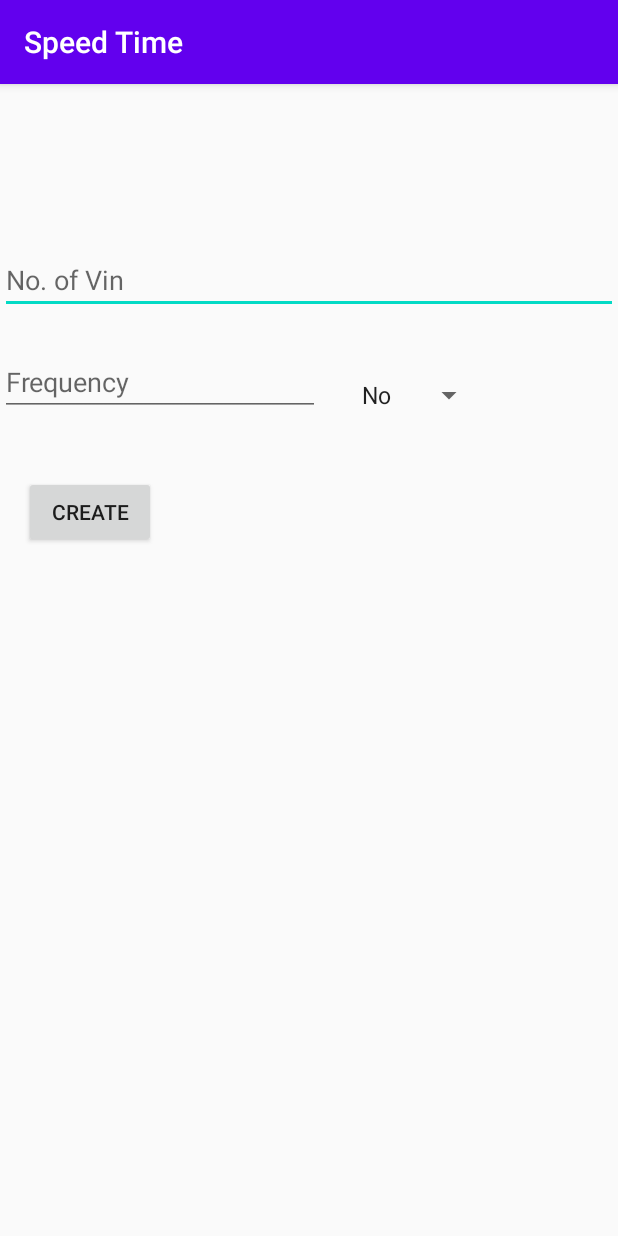
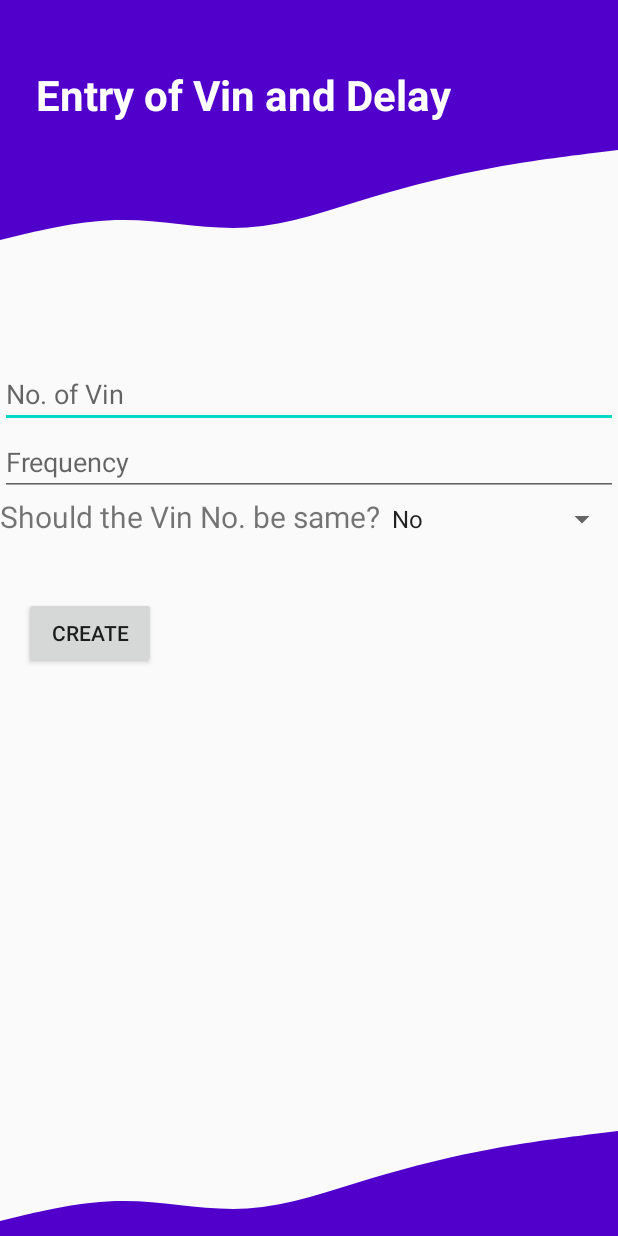
Before and after one commit to dedsec995/Microservices-with-Spring-Boot, an Android app: the MakeData screen opened directly, with no data from a screen before it, on a phone screen of 412 x 824 dp. Run offline under Robolectric (Android 15) with nearby library versions, the phone set to English and light mode, and no system bars.

Commit message:
Updating Android

```diff
--- a/SpeedTime/app/src/main/java/com/dedsec995/speedtime/Background/PostAdapter.java
+++ b/SpeedTime/app/src/main/java/com/dedsec995/speedtime/Background/PostAdapter.java
@@ -36,10 +36,22 @@ public class PostAdapter extends RecyclerView.Adapter<PostAdapter.PostViewHolder
     public void onBindViewHolder(@androidx.annotation.NonNull PostViewHolder postViewHolder, int i) {
         Post item = items.get(i);
         postViewHolder.Display_Vin.setText(item.getVin());
-        postViewHolder.Display_Verified.setText(item.getVerified());
+        if(item.getVerified().equals("y")){
+            Veri = "Yes";
+        }
+        else{
+            Veri =  "No";
+        }
+        if(item.getAlert().equals("y")){
+            Alt = "Yes";
+        }
+        else{
+            Alt =  "No";
+        }
+        postViewHolder.Display_Verified.setText(Veri);
         String Speedy = Integer.toString(item.getSpeed());
         postViewHolder.Display_Speed.setText(Speedy);
-        postViewHolder.Display_Alert.setText(item.getAlert());
+        postViewHolder.Display_Alert.setText(Alt);
         postViewHolder.Display_TimeStamp.setText(item.getTimest().toString());
 
     }
--- /dev/null
+++ b/SpeedTime/app/src/main/res/drawable/ic_make_wave.xml
@@ -0,0 +1,9 @@
+<vector xmlns:android="http://schemas.android.com/apk/res/android"
+    android:width="1440dp"
+    android:height="320dp"
+    android:viewportWidth="1440"
+    android:viewportHeight="320">
+  <path
+      android:pathData="M0,288L48,277.3C96,267 192,245 288,245.3C384,245 480,267 576,261.3C672,256 768,224 864,197.3C960,171 1056,149 1152,133.3C1248,117 1344,107 1392,101.3L1440,96L1440,0L1392,0C1344,0 1248,0 1152,0C1056,0 960,0 864,0C768,0 672,0 576,0C480,0 384,0 288,0C192,0 96,0 48,0L0,0Z"
+      android:fillColor="@color/purple_200"/>
+</vector>
--- /dev/null
+++ b/SpeedTime/app/src/main/res/drawable/ic_make_wave_bottom.xml
@@ -0,0 +1,9 @@
+<vector xmlns:android="http://schemas.android.com/apk/res/android"
+    android:width="1440dp"
+    android:height="320dp"
+    android:viewportWidth="1440"
+    android:viewportHeight="320">
+  <path
+      android:pathData="M0,288L48,277.3C96,267 192,245 288,245.3C384,245 480,267 576,261.3C672,256 768,224 864,197.3C960,171 1056,149 1152,133.3C1248,117 1344,107 1392,101.3L1440,96L1440,320L1392,320C1344,320 1248,320 1152,320C1056,320 960,320 864,320C768,320 672,320 576,320C480,320 384,320 288,320C192,320 96,320 48,320L0,320Z"
+      android:fillColor="@color/purple_200"/>
+</vector>
--- a/SpeedTime/app/src/main/res/layout/activity_make_data.xml
+++ b/SpeedTime/app/src/main/res/layout/activity_make_data.xml
@@ -4,48 +4,78 @@
     xmlns:tools="http://schemas.android.com/tools"
     android:layout_width="match_parent"
     android:layout_height="match_parent"
+    android:theme="@style/Theme.MaterialComponents.Light.NoActionBar"
     tools:context=".Activity.MakeData">
+
+
+    <View
+        android:id="@+id/topview"
+        android:layout_width="0dp"
+        android:layout_height="70dp"
+        android:background="@color/purple_200"
+        app:layout_constraintEnd_toEndOf="parent"
+        app:layout_constraintHorizontal_bias="0.0"
+        app:layout_constraintStart_toStartOf="parent"
+        app:layout_constraintTop_toTopOf="parent" />
+
+    <View
+        android:id="@+id/ontopview"
+        android:layout_width="0dp"
+        android:layout_height="100dp"
+        android:background="@drawable/ic_make_wave"
+        app:layout_constraintEnd_toEndOf="parent"
+        app:layout_constraintHorizontal_bias="0.0"
+        app:layout_constraintStart_toStartOf="parent"
+        app:layout_constraintTop_toBottomOf="@+id/topview" />
 
 
     <EditText
         android:id="@+id/no_of_vin"
         android:layout_width="match_parent"
         android:layout_height="wrap_content"
-        android:layout_marginTop="108dp"
+        android:layout_marginTop="70dp"
         android:ems="10"
+        android:hint="@string/no_of_vin"
         android:inputType="textPersonName"
-        android:hint="@string/no_of_vin"
         app:layout_constraintEnd_toEndOf="parent"
-        app:layout_constraintHorizontal_bias="0.228"
+        app:layout_constraintHorizontal_bias="0.0"
         app:layout_constraintStart_toStartOf="parent"
-        app:layout_constraintTop_toTopOf="parent" />
+        app:layout_constraintTop_toBottomOf="@+id/ontopview" />
 
+    <EditText
+        android:id="@+id/frequency"
+        android:layout_width="match_parent"
+        android:layout_height="wrap_content"
+        android:ems="10"
+        android:hint="@string/frequency"
+        android:inputType="textPersonName"
+        app:layout_constraintEnd_toEndOf="parent"
+        app:layout_constraintHorizontal_bias="0.0"
+        app:layout_constraintStart_toStartOf="parent"
+        app:layout_constraintTop_toBottomOf="@+id/no_of_vin" />
 
     <LinearLayout
         android:id="@+id/linearLayout"
         android:layout_width="match_parent"
         android:layout_height="wrap_content"
-        android:layout_marginTop="56dp"
         app:layout_constraintEnd_toStartOf="parent"
         app:layout_constraintHorizontal_bias="0.0"
         app:layout_constraintStart_toStartOf="parent"
-        app:layout_constraintTop_toTopOf="@id/no_of_vin">
+        app:layout_constraintTop_toBottomOf="@+id/frequency">
 
-        <EditText
-            android:id="@+id/frequency"
+
+        <TextView
             android:layout_width="wrap_content"
             android:layout_height="wrap_content"
-            android:layout_marginTop="12dp"
-            android:ems="10"
-            android:hint="@string/frequency"
-            android:inputType="textPersonName" />
+            android:textSize="20dp"
+            android:text="Should the Vin No. be same?">
+
+        </TextView>
 
         <Spinner
             android:id="@+id/same_vin_param"
-            android:layout_width="wrap_content"
-            android:layout_height="wrap_content"
-            android:layout_marginTop="20dp"
-            android:layout_marginStart="20dp"/>
+            android:layout_width="match_parent"
+            android:layout_height="wrap_content" />
 
     </LinearLayout>
 
@@ -61,5 +91,28 @@
         app:layout_constraintStart_toStartOf="parent"
         app:layout_constraintTop_toBottomOf="@+id/linearLayout" />
 
+    <View
+        android:id="@+id/bottom_view"
+        android:layout_width="0dp"
+        android:layout_height="100dp"
+        android:background="@drawable/ic_make_wave_bottom"
+        app:layout_constraintBottom_toBottomOf="parent"
+        app:layout_constraintEnd_toEndOf="parent"
+        app:layout_constraintStart_toStartOf="parent" />
+
+    <TextView
+        android:id="@+id/TopText"
+        android:layout_width="wrap_content"
+        android:layout_height="wrap_content"
+        android:layout_marginTop="44dp"
+        android:text="Entry of Vin and Delay"
+        android:textColor="@color/white"
+        android:textSize="28dp"
+        android:textStyle="bold"
+        app:layout_constraintEnd_toEndOf="@+id/topview"
+        app:layout_constraintHorizontal_bias="0.178"
+        app:layout_constraintStart_toStartOf="@+id/topview"
+        app:layout_constraintTop_toTopOf="@+id/topview" />
+
 
 </androidx.constraintlayout.widget.ConstraintLayout>
--- a/SpeedTime/app/src/main/res/layout/activity_manual_entry.xml
+++ b/SpeedTime/app/src/main/res/layout/activity_manual_entry.xml
@@ -4,6 +4,7 @@
     xmlns:tools="http://schemas.android.com/tools"
     android:layout_width="match_parent"
     android:layout_height="match_parent"
+    android:theme="@style/Theme.MaterialComponents.Light.NoActionBar"
     tools:context=".Activity.ManualEntry">
 
 
--- a/SpeedTime/app/src/main/res/values-night/themes.xml
+++ b/SpeedTime/app/src/main/res/values-night/themes.xml
@@ -1,6 +1,6 @@
 <resources xmlns:tools="http://schemas.android.com/tools">
     <!-- Base application theme. -->
-    <style name="Theme.SpeedTime" parent="Theme.AppCompat.Light.DarkActionBar">
+    <style name="Theme.SpeedTime" parent="Theme.AppCompat.Light.NoActionBar">
         <!-- Primary brand color. -->
         <item name="colorPrimary">@color/purple_200</item>
         <item name="colorPrimaryDark">@color/purple_700</item>
--- a/SpeedTime/app/src/main/res/values/colors.xml
+++ b/SpeedTime/app/src/main/res/values/colors.xml
@@ -1,8 +1,8 @@
 <?xml version="1.0" encoding="utf-8"?>
 <resources>
-    <color name="purple_200">#FFBB86FC</color>
-    <color name="purple_500">#FF6200EE</color>
-    <color name="purple_700">#FF3700B3</color>
+    <color name="purple_200">#5000ca</color>
+    <color name="purple_500">#5000ca</color>
+    <color name="purple_700">#5000ca</color>
     <color name="teal_200">#FF03DAC5</color>
     <color name="teal_700">#FF018786</color>
     <color name="black">#FF000000</color>
--- a/SpeedTime/app/src/main/res/values/themes.xml
+++ b/SpeedTime/app/src/main/res/values/themes.xml
@@ -1,6 +1,6 @@
 <resources xmlns:tools="http://schemas.android.com/tools">
     <!-- Base application theme. -->
-    <style name="Theme.SpeedTime" parent="Theme.AppCompat.Light.DarkActionBar">
+    <style name="Theme.SpeedTime" parent="Theme.AppCompat.Light.NoActionBar">
         <!-- Primary brand color. -->
         <item name="colorPrimary">@color/purple_500</item>
         <item name="colorPrimaryDark">@color/purple_700</item>
```
